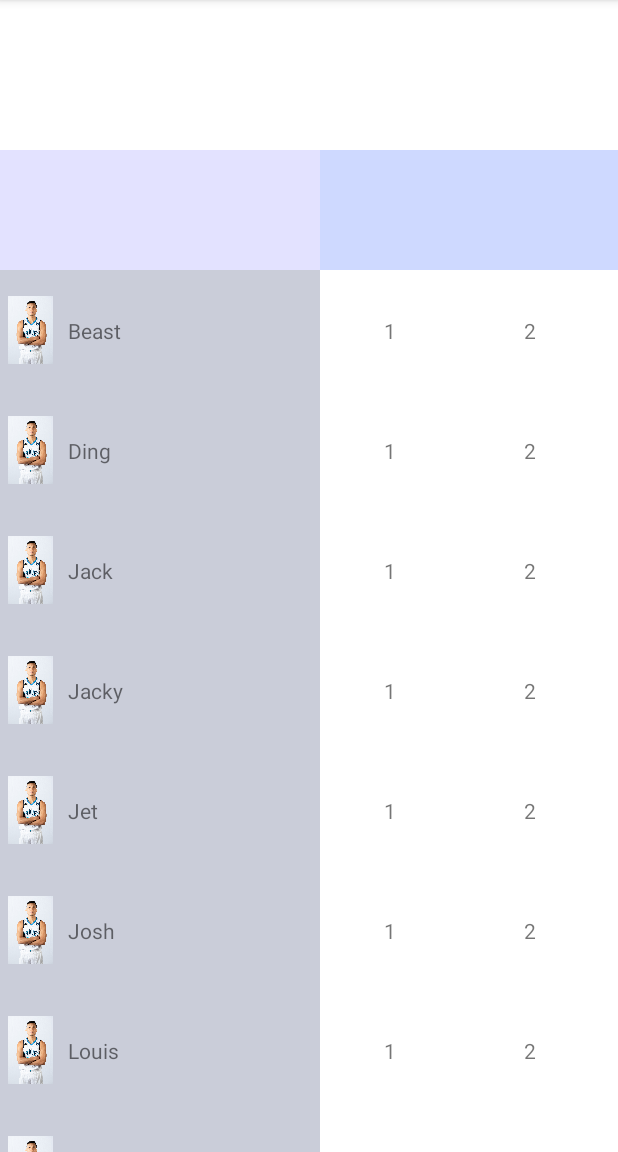
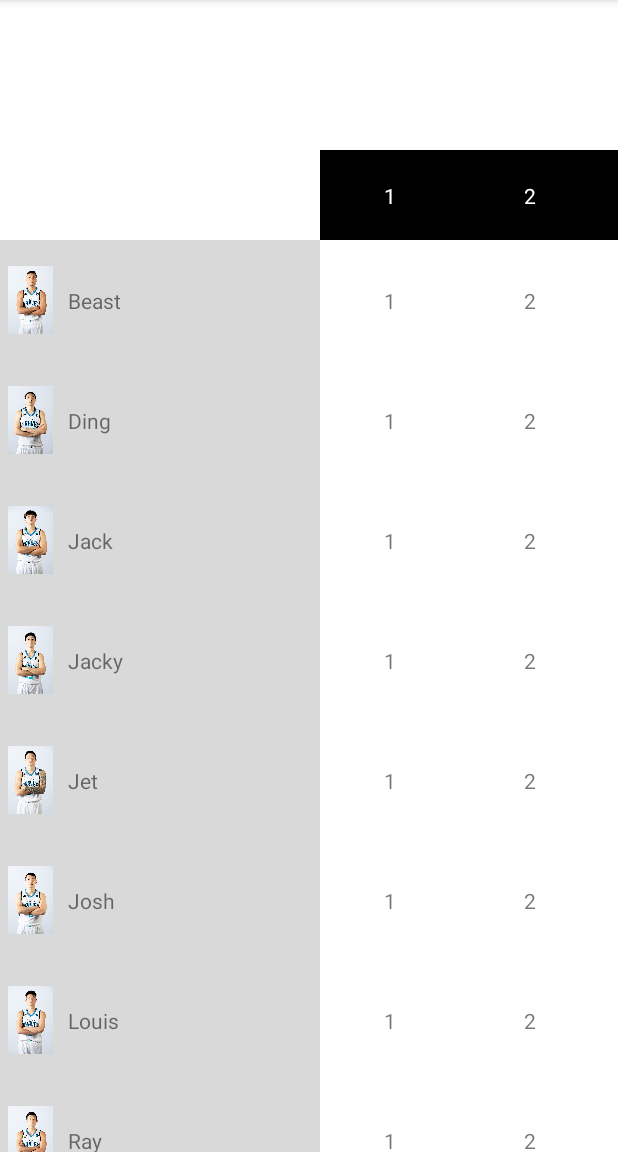
Before and after one commit to esteramine/fixed_header_fixed_column_table_scroll, an Android app: the screen it shows after launch (ExampleActivity), on a phone screen of 412 x 824 dp, the part 84-1236 px from its top. Run offline under Robolectric (Android 15) with nearby library versions, the phone set to English and light mode, and no system bars.

Commit message:
refactored DynamicTable class

```diff
--- a/app/src/main/java/com/example/dynamicscrollabletable/ExampleActivity.kt
+++ b/app/src/main/java/com/example/dynamicscrollabletable/ExampleActivity.kt
@@ -7,29 +7,40 @@ import android.widget.ImageView
 import android.widget.TextView
 
 class ExampleActivity : AppCompatActivity() {
+    val HEADER_HEIGHT = 90
     val ROW_HEIGHT = 120
     val COLUMN_WIDTH = 320
+    val headers = listOf(1, 2, 3, 4, 5, 6, 7, 8, 9, 10, 11, 12, 13, 14)
     val data = mapOf(
         listOf("Beast", R.drawable.braves_beast) to listOf(1, 2, 3, 4, 5, 6, 7, 8, 9, 10, 11, 12, 13, 14),
-        listOf("Ding", R.drawable.braves_beast) to listOf(1, 2, 3, 4, 5, 6, 7, 8, 9, 10, 11, 12, 13, 14),
-        listOf("Jack", R.drawable.braves_beast) to listOf(1, 2, 3, 4, 5, 6, 7, 8, 9, 10, 11, 12, 13, 14),
-        listOf("Jacky", R.drawable.braves_beast) to listOf(1, 2, 3, 4, 5, 6, 7, 8, 9, 10, 11, 12, 13, 14),
-        listOf("Jet", R.drawable.braves_beast) to listOf(1, 2, 3, 4, 5, 6, 7, 8, 9, 10, 11, 12, 13, 14),
-        listOf("Josh", R.drawable.braves_beast) to listOf(1, 2, 3, 4, 5, 6, 7, 8, 9, 10, 11, 12, 13, 14),
-        listOf("Louis", R.drawable.braves_beast) to listOf(1, 2, 3, 4, 5, 6, 7, 8, 9, 10, 11, 12, 13, 14),
-        listOf("Ray", R.drawable.braves_beast) to listOf(1, 2, 3, 4, 5, 6, 7, 8, 9, 10, 11, 12, 13, 14),
-        listOf("Singletary", R.drawable.braves_beast) to listOf(1, 2, 3, 4, 5, 6, 7, 8, 9, 10, 11, 12, 13, 14),
-        listOf("Smart", R.drawable.braves_beast) to listOf(1, 2, 3, 4, 5, 6, 7, 8, 9, 10, 11, 12, 13, 14),
-        listOf("Ting", R.drawable.braves_beast) to listOf(1, 2, 3, 4, 5, 6, 7, 8, 9, 10, 11, 12, 13, 14),
-        listOf("Winston", R.drawable.braves_beast) to listOf(1, 2, 3, 4, 5, 6, 7, 8, 9, 10, 11, 12, 13, 14),
-        listOf("Zaytsev", R.drawable.braves_beast) to listOf(1, 2, 3, 4, 5, 6, 7, 8, 9, 10, 11, 12, 13, 14),
+        listOf("Ding", R.drawable.braves_ding) to listOf(1, 2, 3, 4, 5, 6, 7, 8, 9, 10, 11, 12, 13, 14),
+        listOf("Jack", R.drawable.braves_jack) to listOf(1, 2, 3, 4, 5, 6, 7, 8, 9, 10, 11, 12, 13, 14),
+        listOf("Jacky", R.drawable.braves_jacky) to listOf(1, 2, 3, 4, 5, 6, 7, 8, 9, 10, 11, 12, 13, 14),
+        listOf("Jet", R.drawable.braves_jet) to listOf(1, 2, 3, 4, 5, 6, 7, 8, 9, 10, 11, 12, 13, 14),
+        listOf("Josh", R.drawable.braves_josh) to listOf(1, 2, 3, 4, 5, 6, 7, 8, 9, 10, 11, 12, 13, 14),
+        listOf("Louis", R.drawable.braves_louis) to listOf(1, 2, 3, 4, 5, 6, 7, 8, 9, 10, 11, 12, 13, 14),
+        listOf("Ray", R.drawable.braves_ray) to listOf(1, 2, 3, 4, 5, 6, 7, 8, 9, 10, 11, 12, 13, 14),
+        listOf("Singletary", R.drawable.braves_singletary) to listOf(1, 2, 3, 4, 5, 6, 7, 8, 9, 10, 11, 12, 13, 14),
+        listOf("Smart", R.drawable.braves_smart) to listOf(1, 2, 3, 4, 5, 6, 7, 8, 9, 10, 11, 12, 13, 14),
+        listOf("Ting", R.drawable.braves_ting) to listOf(1, 2, 3, 4, 5, 6, 7, 8, 9, 10, 11, 12, 13, 14),
+        listOf("Winston", R.drawable.braves_winston) to listOf(1, 2, 3, 4, 5, 6, 7, 8, 9, 10, 11, 12, 13, 14),
+        listOf("Zaytsev", R.drawable.braves_zaytsev) to listOf(1, 2, 3, 4, 5, 6, 7, 8, 9, 10, 11, 12, 13, 14),
     )
     override fun onCreate(savedInstanceState: Bundle?) {
         super.onCreate(savedInstanceState)
         setContentView(R.layout.activity_example)
 
         val dynamicTable: DynamicTable = findViewById(R.id.dynamic_table)
-        dynamicTable.initDimensions(ROW_HEIGHT, COLUMN_WIDTH)
+        val columnView = layoutInflater.inflate(R.layout.column_cell_view, null)
+        val headerView = layoutInflater.inflate(R.layout.header_cell_view, null)
+        //dynamicTable.initDimensions(HEADER_HEIGHT, COLUMN_WIDTH)
+        dynamicTable.initDimensions(HEADER_HEIGHT, COLUMN_WIDTH)
+
+        val headerViews = arrayListOf<View>()
+        for (header in headers) {
+            headerViews.add(headerCellView(header.toString()))
+        }
+        dynamicTable.addHeader(headerViews)
 
         for (item in data) {
             val itemColumn = columnCellView(item.key[0] as String, item.key[1] as Int)
@@ -60,4 +71,11 @@ class ExampleActivity : AppCompatActivity() {
         data.text = text
         return view
     }
+
+    private fun headerCellView(text: String): View {
+        val view = layoutInflater.inflate(R.layout.header_cell_view, null)
+        val data: TextView = view.findViewById(R.id.player_data)
+        data.text = text
+        return view
+    }
 }
--- a/app/src/main/res/layout/dynamic_table_layout.xml
+++ b/app/src/main/res/layout/dynamic_table_layout.xml
@@ -8,14 +8,8 @@
         android:layout_width="wrap_content"
         android:layout_height="wrap_content"
         app:layout_constraintTop_toTopOf="parent"
-        app:layout_constraintLeft_toLeftOf="parent"
-        android:background="@color/fixed">
+        app:layout_constraintLeft_toLeftOf="parent">
 
-<!--        <TextView-->
-<!--            android:layout_width="wrap_content"-->
-<!--            android:layout_height="wrap_content"-->
-<!--            android:text="hihihi"-->
-<!--            android:textSize="30dp"/>-->
 
     </RelativeLayout>
 
@@ -25,8 +19,7 @@
         android:layout_height="wrap_content"
         app:layout_constraintTop_toTopOf="parent"
         app:layout_constraintRight_toRightOf="parent"
-        app:layout_constraintLeft_toRightOf="@id/fixed_section"
-        android:background="@color/header">
+        app:layout_constraintLeft_toRightOf="@id/fixed_section">
         <com.example.dynamicscrollabletable.HorizontalScroll
             android:id="@+id/header_scrollview"
             android:layout_width="match_parent"
@@ -35,12 +28,6 @@
                 android:id="@+id/header_table_layout"
                 android:layout_width="match_parent"
                 android:layout_height="match_parent">
-
-<!--                <TextView-->
-<!--                    android:layout_width="wrap_content"-->
-<!--                    android:layout_height="wrap_content"-->
-<!--                    android:text="how are you"-->
-<!--                    android:textSize="30dp"/>-->
 
             </TableLayout>
         </com.example.dynamicscrollabletable.HorizontalScroll>
@@ -53,8 +40,7 @@
         android:layout_height="0dp"
         app:layout_constraintTop_toBottomOf="@id/fixed_section"
         app:layout_constraintBottom_toBottomOf="parent"
-        app:layout_constraintLeft_toLeftOf="parent"
-        android:background="@color/column">
+        app:layout_constraintLeft_toLeftOf="parent">
         <com.example.dynamicscrollabletable.VerticalScroll
             android:id="@+id/column_scrollview"
             android:layout_width="match_parent"
@@ -63,12 +49,6 @@
                 android:id="@+id/column_table_layout"
                 android:layout_width="match_parent"
                 android:layout_height="match_parent">
-
-<!--                <TextView-->
-<!--                    android:layout_width="wrap_content"-->
-<!--                    android:layout_height="wrap_content"-->
-<!--                    android:text="how are you"-->
-<!--                    android:textSize="30dp"/>-->
 
             </TableLayout>
         </com.example.dynamicscrollabletable.VerticalScroll>
@@ -82,8 +62,7 @@
         app:layout_constraintTop_toBottomOf="@id/header_section"
         app:layout_constraintBottom_toBottomOf="parent"
         app:layout_constraintLeft_toRightOf="@id/column_section"
-        app:layout_constraintRight_toRightOf="parent"
-        android:background="@color/content">
+        app:layout_constraintRight_toRightOf="parent">
         <com.example.dynamicscrollabletable.VerticalScroll
             android:id="@+id/content_vertical_scrollview"
             android:layout_width="match_parent"
@@ -97,12 +76,6 @@
                     android:layout_width="match_parent"
                     android:layout_height="match_parent">
 
-<!--                    <TextView-->
-<!--                        android:layout_width="wrap_content"-->
-<!--                        android:layout_height="wrap_content"-->
-<!--                        android:text="nice to meet"-->
-<!--                        android:textSize="30dp"/>-->
-
                 </TableLayout>
             </com.example.dynamicscrollabletable.HorizontalScroll>
         </com.example.dynamicscrollabletable.VerticalScroll>
```
